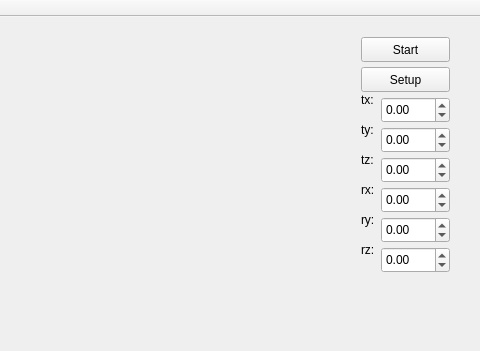
The window that fall-2018-SLAM/TwoViewGeometry/MotionTracking/mainwindow.ui (goodgodgd/sch-seminars) describes before a commit, drawn with Qt 5; both pictures show x 279 to 759 and y 0 to 351 of the 759 by 562 pixel window.
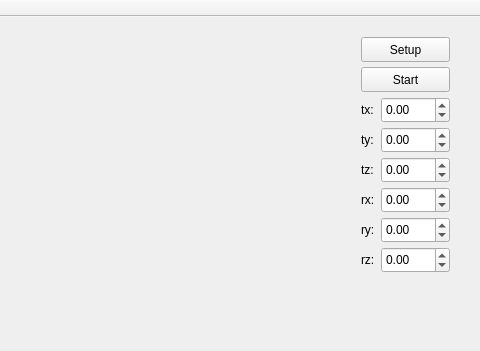
The same window after the commit.

```diff
--- a/fall-2018-SLAM/TwoViewGeometry/MotionTracking/mainwindow.ui
+++ b/fall-2018-SLAM/TwoViewGeometry/MotionTracking/mainwindow.ui
@@ -42,7 +42,7 @@
     <property name="geometry">
      <rect>
       <x>640</x>
-      <y>74</y>
+      <y>84</y>
       <width>21</width>
       <height>17</height>
      </rect>
@@ -55,7 +55,7 @@
     <property name="geometry">
      <rect>
       <x>640</x>
-      <y>104</y>
+      <y>114</y>
       <width>21</width>
       <height>17</height>
      </rect>
@@ -68,7 +68,7 @@
     <property name="geometry">
      <rect>
       <x>640</x>
-      <y>134</y>
+      <y>144</y>
       <width>21</width>
       <height>17</height>
      </rect>
@@ -81,7 +81,7 @@
     <property name="geometry">
      <rect>
       <x>640</x>
-      <y>164</y>
+      <y>174</y>
       <width>21</width>
       <height>17</height>
      </rect>
@@ -94,7 +94,7 @@
     <property name="geometry">
      <rect>
       <x>640</x>
-      <y>194</y>
+      <y>204</y>
       <width>21</width>
       <height>17</height>
      </rect>
@@ -107,7 +107,7 @@
     <property name="geometry">
      <rect>
       <x>640</x>
-      <y>224</y>
+      <y>234</y>
       <width>21</width>
       <height>17</height>
      </rect>
@@ -120,7 +120,7 @@
     <property name="geometry">
      <rect>
       <x>640</x>
-      <y>50</y>
+      <y>20</y>
       <width>89</width>
       <height>25</height>
      </rect>
@@ -238,7 +238,7 @@
     <property name="geometry">
      <rect>
       <x>640</x>
-      <y>20</y>
+      <y>50</y>
       <width>89</width>
       <height>25</height>
      </rect>
```
